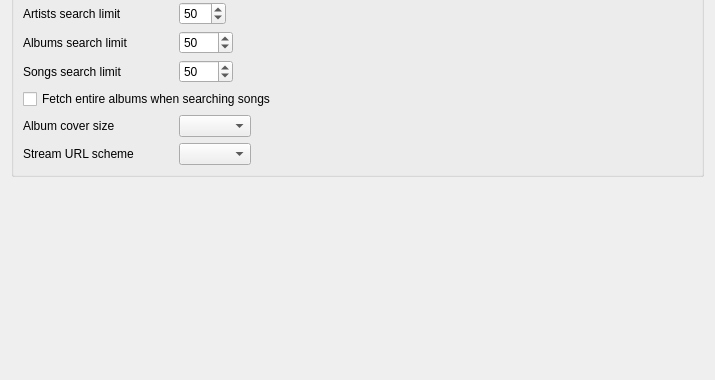
Above: src/settings/tidalsettingspage.ui from strawberrymusicplayer/strawberry before the change; both pictures show x 0 to 715 and y 270 to 650 of the 715 by 650 pixel window. Below: the same form after it.
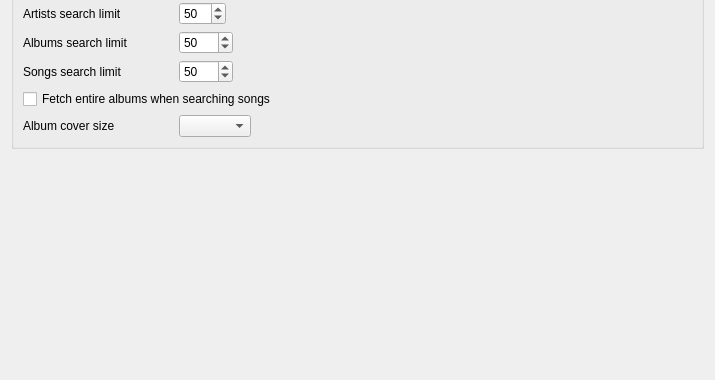
That is the form after the change. Icons and pictures are not drawn. Custom widgets are drawn as their Qt base class.

Commit message: Remove stream schema setting and add Add HI_RES option

```diff
--- a/src/settings/tidalsettingspage.ui
+++ b/src/settings/tidalsettingspage.ui
@@ -385,39 +385,6 @@
         </item>
        </layout>
       </item>
-      <item>
-       <layout class="QHBoxLayout" name="layout_streamurl">
-        <item>
-         <widget class="QLabel" name="label_streamurl">
-          <property name="minimumSize">
-           <size>
-            <width>150</width>
-            <height>0</height>
-           </size>
-          </property>
-          <property name="text">
-           <string>Stream URL scheme</string>
-          </property>
-         </widget>
-        </item>
-        <item>
-         <widget class="QComboBox" name="streamurl"/>
-        </item>
-        <item>
-         <spacer name="spacer_streamurl">
-          <property name="orientation">
-           <enum>Qt::Horizontal</enum>
-          </property>
-          <property name="sizeHint" stdset="0">
-           <size>
-            <width>40</width>
-            <height>20</height>
-           </size>
-          </property>
-         </spacer>
-        </item>
-       </layout>
-      </item>
      </layout>
     </widget>
    </item>
```
The commit also changes 3 other files.
